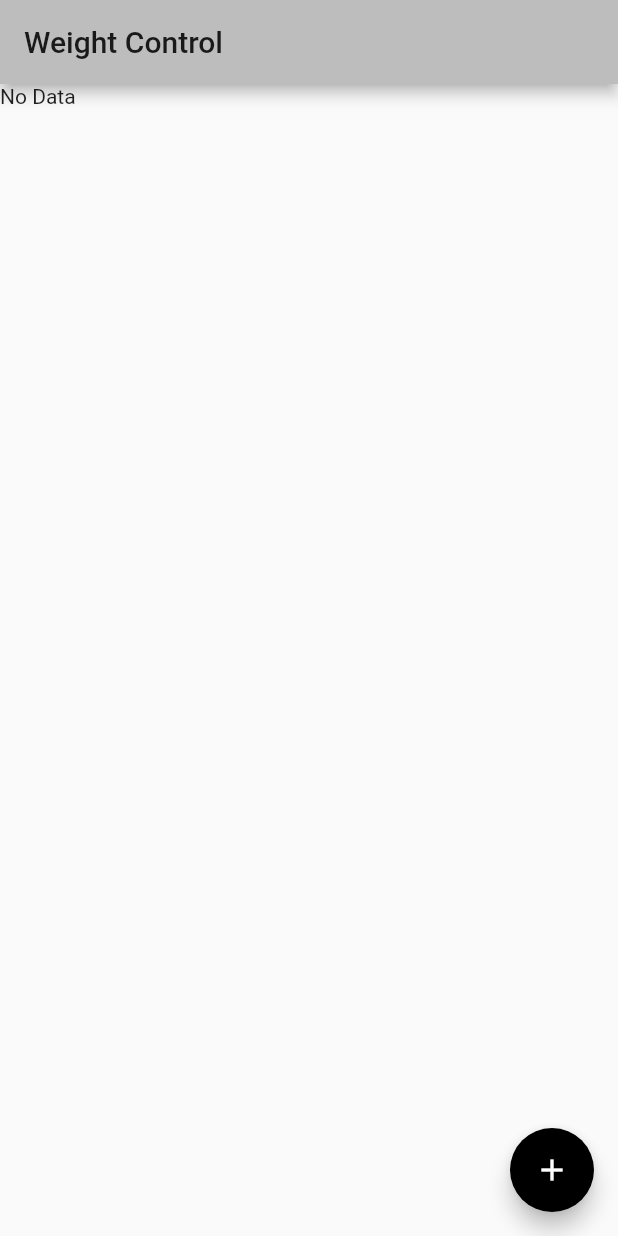
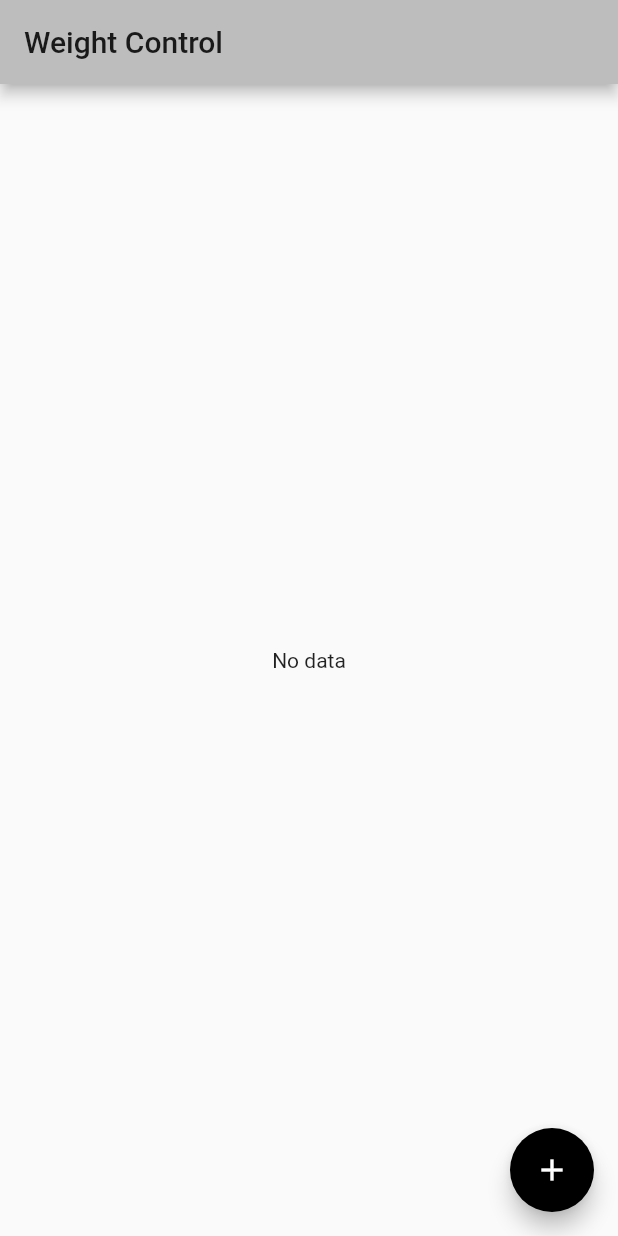
Before and after one commit to alorma/WeightControl, a Flutter app: the screen it shows after launch, on a phone screen of 412 x 824 dp. Run offline on Flutter 3.47's test engine with Material 2 defaults, Android fonts, the phone set to English and light mode, and no system bars.

Commit message:
Weight list

```diff
--- a/lib/add_weight.dart
+++ b/lib/add_weight.dart
@@ -1,4 +1,5 @@
 import 'package:flutter/material.dart';
+import 'weight_value.dart';
 
 class AddWeightScreen extends StatelessWidget {
   @override
@@ -12,7 +13,8 @@ class AddWeightScreen extends StatelessWidget {
           children: <Widget>[
             new RaisedButton(
                 onPressed: () {
-                  Navigator.of(context).pop(24.0);
+                  WeightValue value = new WeightValue(24.0, new DateTime.now());
+                  Navigator.of(context).pop(value);
                 },
                 child: new Text("ADD"))
           ],
--- a/lib/weight_list.dart
+++ b/lib/weight_list.dart
@@ -1,4 +1,5 @@
 import 'package:flutter/material.dart';
+import 'weight_value.dart';
 
 class WeightListScreen extends StatefulWidget {
   @override
@@ -6,29 +7,51 @@ class WeightListScreen extends StatefulWidget {
 }
 
 class WidgetListState extends State<WeightListScreen> {
-  final List<WeightData> _weights = <WeightData>[];
+  final List<WeightWidget> _weights = <WeightWidget>[];
 
   @override
   Widget build(BuildContext context) {
     return new Scaffold(
         appBar: new AppBar(title: new Text("Weight Control")),
-        body: new Container(
-            child:
-                _weights.length > 0 ?
-                new Text(_weights[0].value.toString()) :
-                new Text("No Data")),
-        floatingActionButton: new FloatingActionButton(
+        body: new Container(child: _buildBody(_weights)),
+        floatingActionButton: _floatingActionButton(context));
+  }
+
+  FloatingActionButton _floatingActionButton(BuildContext context) => new FloatingActionButton(
       child: new Icon(
         Icons.add,
         color: Colors.white,
       ),
       onPressed: () {
         Navigator.of(context).pushNamed("/AddWeight").then((value) => onValue(value));
-            }));
+      });
+
+  Widget _buildBody(List<WeightWidget> weights) {
+    if (_weights.length > 0) {
+      return _buildDataList();
+    } else {
+      return _buildNoData();
+    }
   }
 
-  onValue(double value) {
-    WeightData wd = new WeightData(value: value, date: new DateTime.now());
+  Widget _buildDataList() {
+    return new Row(
+      children: <Widget>[
+        new Flexible(
+            child: new ListView.builder(
+                padding: new EdgeInsets.all(8.0),
+                itemBuilder: (_, int index) => _weights[index],
+                itemCount: _weights.length))
+      ],
+    );
+  }
+
+  Widget _buildNoData() {
+    return new Container(child: new Center(child: new Text("No data")));
+  }
+
+  onValue(WeightValue value) {
+    WeightWidget wd = new WeightWidget(value: value);
 
     setState(() {
       _weights.add(wd);
@@ -36,9 +59,39 @@ class WidgetListState extends State<WeightListScreen> {
   }
 }
 
-class WeightData {
-  final double value;
-  final DateTime date;
+class WeightWidget extends StatelessWidget {
+  final WeightValue value;
 
-  WeightData({this.value, this.date});
+  WeightWidget({this.value});
+
+  @override
+  Widget build(BuildContext context) {
+    return new Row(children: <Widget>[
+      new Container(
+          margin: const EdgeInsets.all(8.0),
+          child: new Column(
+            crossAxisAlignment: CrossAxisAlignment.start,
+            children: <Widget>[
+              new Row(
+                children: <Widget>[
+                  new Text("Weight:", style: new TextStyle(fontWeight: FontWeight.bold)),
+                  new Container(
+                    margin: const EdgeInsets.only(left: 8.0),
+                    child: new Text(value.getWeight()),
+                  )
+                ],
+              ),
+              new Row(
+                children: <Widget>[
+                  new Text("Date:", style: new TextStyle(fontWeight: FontWeight.bold)),
+                  new Container(
+                    margin: const EdgeInsets.only(left: 8.0),
+                    child: new Text(value.getDate()),
+                  )
+                ],
+              )
+            ],
+          ))
+    ]);
   }
+}
--- /dev/null
+++ b/lib/weight_value.dart
@@ -0,0 +1,19 @@
+class WeightValue {
+  final double weight;
+  final DateTime date;
+
+  const WeightValue(this.weight, this.date);
+
+  String getWeight() => weight.toString();
+
+  String getDate() =>
+      date.hour.toString() +
+      ":" +
+      date.minute.toString() +
+      " - " +
+      date.day.toString() +
+      "/" +
+      date.month.toString() +
+      "/" +
+      date.year.toString();
+}
```
Lines whose indentation alone changed are shown as unchanged.
